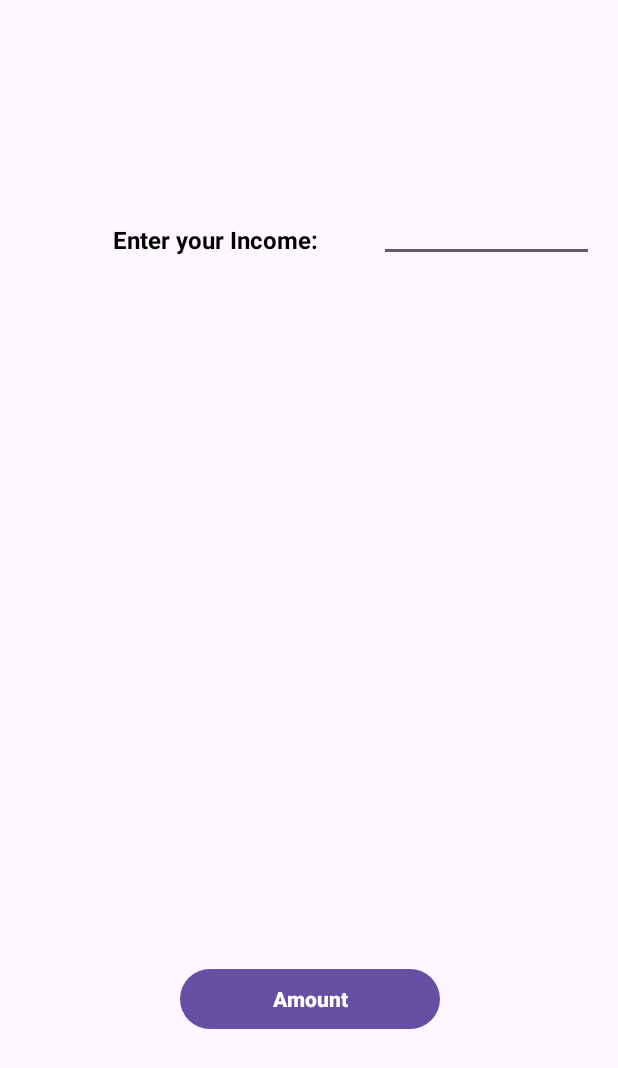
After one commit to Ridhu18/TAX-EMI-CALCULATOR, an Android app: the IncomeActivity screen opened directly, with no data from a screen before it, on a phone screen of 412 x 824 dp. The commit adds this screen. Shown: the top 1068 px of the screen. Run offline under Robolectric (Android 15) with nearby library versions, the phone set to English and light mode, and no system bars.

Commit message:
FRONT PAGE

```diff
--- a/app/src/main/AndroidManifest.xml
+++ b/app/src/main/AndroidManifest.xml
@@ -21,6 +21,7 @@
                 <category android:name="android.intent.category.LAUNCHER" />
             </intent-filter>
         </activity>
+        <activity android:name=".IncomeActivity"/>
     </application>
 
 </manifest>
--- /dev/null
+++ b/app/src/main/java/com/example/taxemicalculator/IncomeActivity.java
@@ -0,0 +1,82 @@
+package com.example.taxemicalculator;
+
+import android.annotation.SuppressLint;
+import android.os.Bundle;
+import android.widget.Button;
+import android.widget.EditText;
+import android.widget.TextView;
+import android.widget.Toast;
+
+import androidx.appcompat.app.AppCompatActivity;
+
+public class IncomeActivity extends AppCompatActivity {
+
+    EditText et;
+    TextView tx;
+    TextView tx1;
+    Button b1;
+
+    @Override
+    protected void onCreate(Bundle savedInstanceState) {
+        super.onCreate(savedInstanceState);
+        setContentView(R.layout.tax_calculator);
+
+        et=findViewById(R.id.edit1);
+        tx=findViewById(R.id.text1);
+        tx1=findViewById(R.id.text2);
+        b1=findViewById(R.id.button3);
+
+        b1.setOnClickListener(view -> {
+
+            try {
+                Integer.parseInt(String.valueOf(et.getText()));
+                calculate();
+            }
+            catch (Exception e) {
+                Toast.makeText(getApplicationContext(), "You have exceeded the Input Limit!", Toast.LENGTH_LONG).show();
+                tx1.setText("");
+            }
+        });
+    }
+
+
+    @SuppressLint("SetTextI18n")
+    public void calculate()
+    {
+        long Total = 0;
+        long Tax=0;
+        long in= Integer.parseInt(et.getText().toString());
+        if (in>300000 && in<=700000)
+        {
+            Tax=(in*5)/100;
+            Total=in+Tax;
+        }
+        else if(in>700000 && in<=1000000)
+        {
+            Tax=(in*10)/100;
+            Total=in+Tax;
+        }
+        else if(in>1000000 && in<=1200000)
+        {
+            Tax=(in*15)/100;
+            Total=in+Tax;
+        }
+        else if (in>1200000 && in<=1500000)
+        {
+            Tax=(in*20)/100;
+            Total=in+Tax;
+        }
+        else if(in >= 4000000 && in < 5000000)
+        {
+            Tax = (in * 25)/100;
+            Total = in + Tax;
+        }
+        else if (in>1500000)
+        {
+            Tax=(in*30)/100;
+            Total=in+Tax;
+        }
+        tx1.setText("Tax on your income "+et.getText()+"= \t"+Tax+"\n \n"+
+                "Total Income (Inclusion of Tax) "+"= \t"+Total);
+    }
+}
--- /dev/null
+++ b/app/src/main/res/layout/tax_calculator.xml
@@ -0,0 +1,78 @@
+<?xml version="1.0" encoding="utf-8"?>
+<androidx.constraintlayout.widget.ConstraintLayout
+    xmlns:android="http://schemas.android.com/apk/res/android"
+    xmlns:app="http://schemas.android.com/apk/res-auto"
+    xmlns:tools="http://schemas.android.com/tools"
+    android:layout_width="match_parent"
+    android:layout_height="match_parent"
+    tools:context="com.example.taxemicalculator.IncomeActivity">
+
+    <EditText
+        android:id="@+id/edit1"
+        android:layout_width="143dp"
+        android:layout_height="wrap_content"
+        android:layout_marginTop="18dp"
+        android:layout_marginEnd="16dp"
+        android:ems="10"
+        android:inputType="number|numberDecimal"
+        android:labelFor="@id/edit1"
+        android:minHeight="48dp"
+        app:layout_constraintBottom_toBottomOf="parent"
+        app:layout_constraintEnd_toEndOf="parent"
+        app:layout_constraintTop_toTopOf="parent"
+        app:layout_constraintVertical_bias="0.143"
+        tools:ignore="Autofill,LabelFor,SpeakableTextPresentCheck" />
+    <TextView
+        android:id="@+id/text1"
+        android:layout_width="wrap_content"
+        android:layout_height="wrap_content"
+        android:layout_marginTop="8dp"
+        android:text="Enter your Income:"
+        android:textStyle="bold"
+        android:textAlignment="center"
+        android:textColor="@android:color/background_dark"
+        android:textSize="16sp"
+        app:layout_constraintBottom_toBottomOf="parent"
+        app:layout_constraintEnd_toStartOf="@+id/edit1"
+        app:layout_constraintHorizontal_bias="0.652"
+        app:layout_constraintStart_toStartOf="parent"
+        app:layout_constraintTop_toTopOf="parent"
+        app:layout_constraintVertical_bias="0.177"
+        tools:ignore="HardcodedText" />
+    <Button
+        android:id="@+id/button3"
+        android:layout_width="173dp"
+        android:layout_height="wrap_content"
+        android:layout_marginStart="8dp"
+        android:layout_marginTop="8dp"
+        android:layout_marginEnd="8dp"
+        android:layout_marginBottom="8dp"
+        android:text="Amount"
+        android:textStyle="bold"
+        app:layout_constraintBottom_toBottomOf="parent"
+        app:layout_constraintEnd_toEndOf="parent"
+        app:layout_constraintHorizontal_bias="0.502"
+        app:layout_constraintStart_toStartOf="parent"
+        app:layout_constraintTop_toTopOf="parent"
+        app:layout_constraintVertical_bias="0.834"
+        tools:ignore="HardcodedText" />
+    <TextView
+        android:id="@+id/text2"
+        android:layout_width="346dp"
+        android:layout_height="163dp"
+        android:layout_marginStart="8dp"
+        android:layout_marginTop="180dp"
+        android:layout_marginEnd="8dp"
+        android:layout_marginBottom="8dp"
+        android:fontFamily="monospace"
+        android:textAlignment="viewStart"
+        android:textColor="@android:color/black"
+        android:textStyle="bold"
+        android:textSize="18sp"
+        app:layout_constraintBottom_toTopOf="@+id/button3"
+        app:layout_constraintEnd_toEndOf="parent"
+        app:layout_constraintHorizontal_bias="1.0"
+        app:layout_constraintStart_toStartOf="parent"
+        app:layout_constraintTop_toTopOf="parent"
+        app:layout_constraintVertical_bias="0.687"/>
+    </androidx.constraintlayout.widget.ConstraintLayout>
```
Also changed, not shown: app/src/main/java/com/example/taxemicalculator/MainActivity.java (+16 -9 lines).
